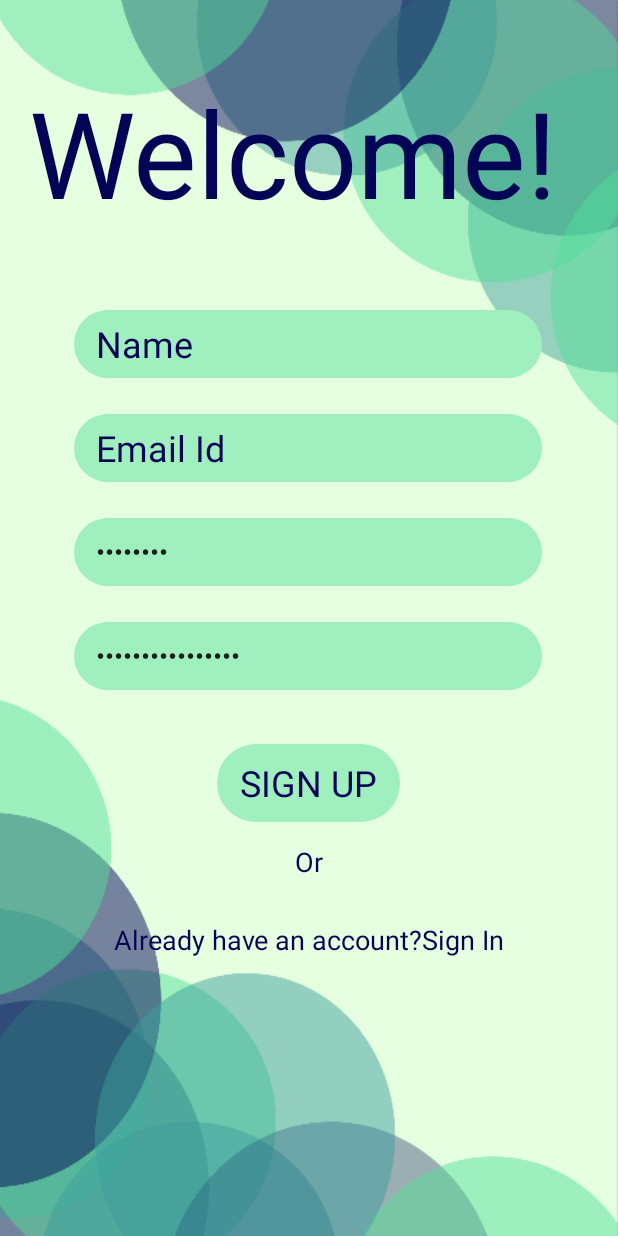
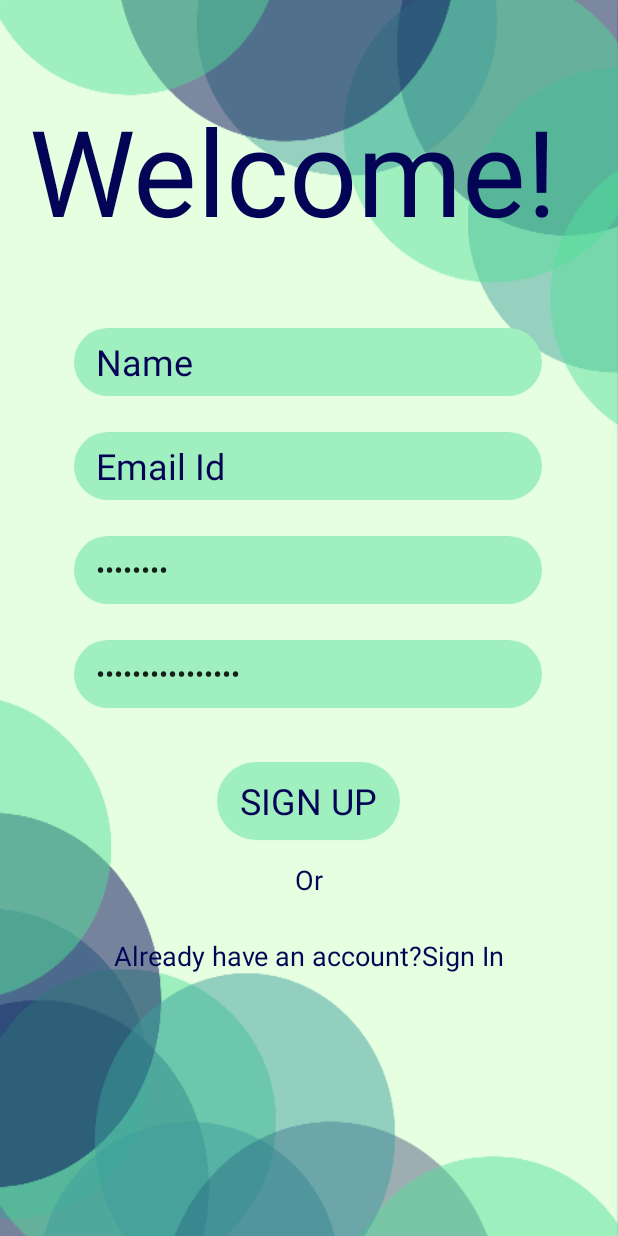
Before and after one commit to ranveerraj248/Chetna_Mart, an Android app: the screen it shows after launch (RegisterActivity), on a phone screen of 412 x 824 dp. Run offline under Robolectric (Android 15) with nearby library versions, the phone set to English and light mode, and no system bars; Roboto replaces fonts that are not available here; 1 statement that could not run was skipped.

Commit message:
Revert "Sign Up page Complete full update"

```diff
--- a/app/src/main/java/com/example/chetnamart/SignInFragment.java
+++ b/app/src/main/java/com/example/chetnamart/SignInFragment.java
@@ -27,8 +27,6 @@ public class SignInFragment extends Fragment {
     public SignInFragment() {
         // Required empty public constructor
     }
-
-
 
     /**
      * Use this factory method to create a new instance of
--- a/app/src/main/res/layout/activity_register.xml
+++ b/app/src/main/res/layout/activity_register.xml
@@ -100,7 +100,7 @@
             android:id="@+id/textView"
             android:layout_width="wrap_content"
             android:layout_height="wrap_content"
-            android:layout_marginTop="48dp"
+            android:layout_marginTop="60dp"
             android:fontFamily="@font/aladin"
             android:text="@string/tvWelcome"
             android:textColor="@color/royalBlue"
--- a/app/src/main/res/layout/fragment_sign_up.xml
+++ b/app/src/main/res/layout/fragment_sign_up.xml
@@ -99,7 +99,7 @@
             android:id="@+id/textView"
             android:layout_width="wrap_content"
             android:layout_height="wrap_content"
-            android:layout_marginTop="48dp"
+            android:layout_marginTop="60dp"
             android:fontFamily="@font/aladin"
             android:text="@string/tvWelcome"
             android:textColor="@color/royalBlue"
```
